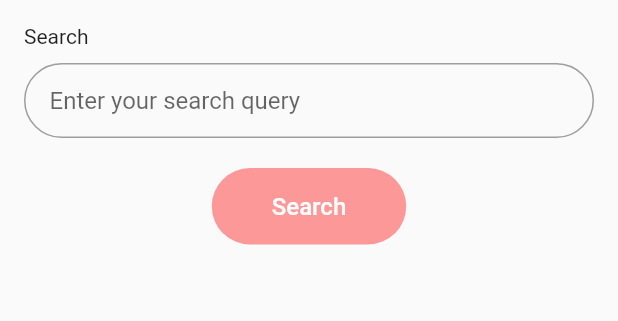
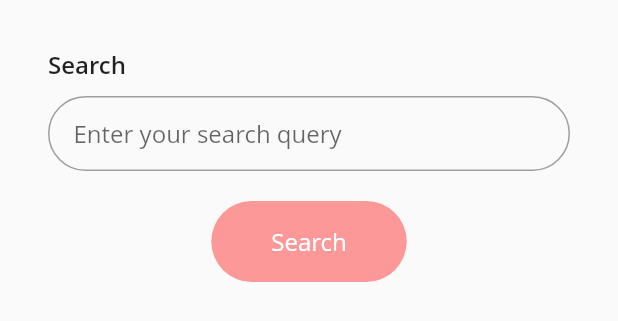
Before and after one commit to umuieme/FlutterKathFest, a Flutter app: the SearchScreen widget shown alone on an empty page, opened directly, on a phone screen of 412 x 824 dp. Shown: the top 321 px of the screen. Run offline on Flutter 3.47's test engine with Material 2 defaults, Android fonts, the phone set to English and light mode, and no system bars.

Commit message:
* [x] font implementation

```diff
--- a/lib/main.dart
+++ b/lib/main.dart
@@ -20,7 +20,7 @@ class MyApp extends StatelessWidget {
           // Notice that the counter didn't reset back to zero; the application
           // is not restarted.
           primarySwatch: Colors.blue,
-      ),
+          fontFamily: 'OpenSans'),
       home: MainScreen(),
     );
   }
--- a/lib/screen/SearchScreen.dart
+++ b/lib/screen/SearchScreen.dart
@@ -14,13 +14,13 @@ class _SearchScreenState extends State<SearchScreen> {
   @override
   Widget build(BuildContext context) {
     return Padding(
-      padding: EdgeInsets.all(16.0),
+      padding: EdgeInsets.all(32.0),
       child: Column(
         crossAxisAlignment: CrossAxisAlignment.start,
         children: <Widget>[
           Text(
             "Search",
-            style: TextStyle(),
+            style: TextStyle(fontWeight: FontWeight.w600, fontSize: 16),
             textAlign: TextAlign.start,
           ),
           Container(
```
Also changed, not shown: lib/widgets/FeedItemWidget.dart (+10 -2 lines), pubspec.yaml (+7 -0 lines), fonts/OpenSans-Regular.ttf (added), fonts/OpenSans-Semibold.ttf (added). Lines whose indentation alone changed are shown as unchanged.
